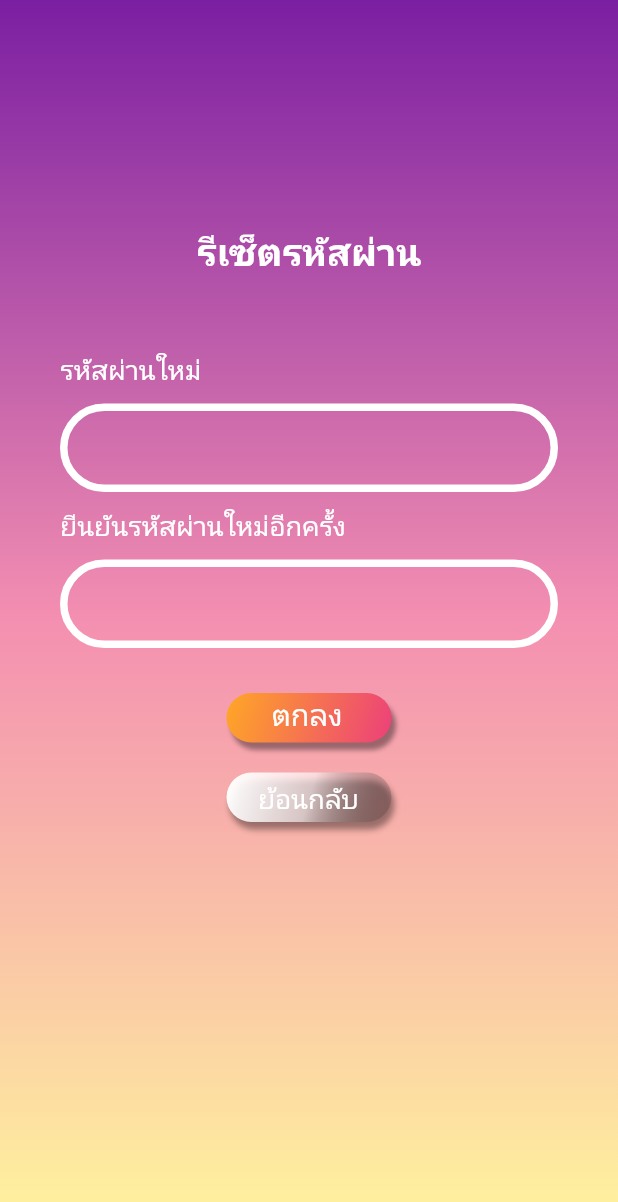
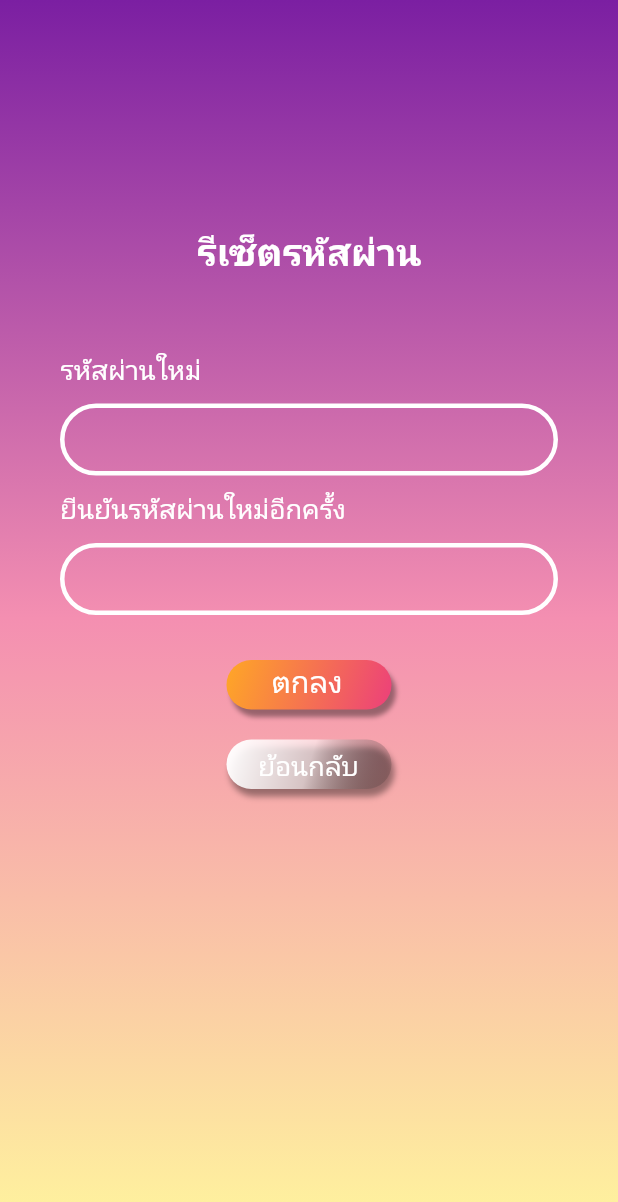
Before and after one commit to piyawatbol/cartraking, a Flutter app: the ForgetEmail screen opened directly, after a tap on "ตกลง", on a phone screen of 412 x 824 dp. Shown: the top 1202 px of the screen. Run offline on Flutter 3.47's test engine with Material 2 defaults, Android fonts, the phone set to English and light mode, and no system bars; our stand-ins replace fluttertoast, google_fonts.

```diff
--- a/lib/main.dart
+++ b/lib/main.dart
@@ -4,7 +4,6 @@ import 'package:flutter/material.dart';
 void main() {
   runApp(const MyApp());
 }
-
 class MyApp extends StatelessWidget {
   const MyApp({Key? key}) : super(key: key);
 
--- a/lib/screen/forget_screen/forget_email.dart
+++ b/lib/screen/forget_screen/forget_email.dart
@@ -12,6 +12,45 @@ class ForgetEmail extends StatefulWidget {
 }
 
 class _ForgetEmailState extends State<ForgetEmail> {
+  final inputstyle = InputDecoration(
+    contentPadding: EdgeInsets.symmetric(horizontal: 35),
+    fillColor: Colors.white,
+    focusedBorder: OutlineInputBorder(
+      borderRadius: BorderRadius.circular(40),
+      borderSide: BorderSide(
+        width: 3,
+        color: Colors.white,
+      ),
+    ),
+    disabledBorder: OutlineInputBorder(
+      borderRadius: BorderRadius.circular(40),
+      borderSide: BorderSide(
+        color: Colors.white,
+        width: 3,
+      ),
+    ),
+    enabledBorder: OutlineInputBorder(
+      borderRadius: BorderRadius.circular(40),
+      borderSide: BorderSide(
+        color: Colors.white,
+        width: 3,
+      ),
+    ),
+    errorBorder: OutlineInputBorder(
+      borderRadius: BorderRadius.circular(40),
+      borderSide: BorderSide(
+        color: Colors.red,
+        width: 3,
+      ),
+    ),
+    focusedErrorBorder: OutlineInputBorder(
+      borderRadius: BorderRadius.circular(40),
+      borderSide: BorderSide(
+        width: 3,
+        color: Colors.red,
+      ),
+    ),
+  );
   @override
   Widget build(BuildContext context) {
     return Scaffold(
@@ -60,24 +99,7 @@ class _ForgetEmailState extends State<ForgetEmail> {
                                   TextStyle(color: Colors.white, fontSize: 18)),
                         ),
                       ),
-                      TextFormField(
-                          decoration: InputDecoration(
-                        fillColor: Colors.white,
-                        focusedBorder: OutlineInputBorder(
-                          borderRadius: BorderRadius.circular(40),
-                          borderSide: BorderSide(
-                            width: 5,
-                            color: Colors.white,
-                          ),
-                        ),
-                        enabledBorder: OutlineInputBorder(
-                          borderRadius: BorderRadius.circular(40),
-                          borderSide: BorderSide(
-                            color: Colors.white,
-                            width: 5,
-                          ),
-                        ),
-                      )),
+                      TextFormField(decoration: inputstyle),
                       Padding(
                         padding: const EdgeInsets.symmetric(vertical: 10),
                         child: Text(
@@ -87,24 +109,7 @@ class _ForgetEmailState extends State<ForgetEmail> {
                                   TextStyle(color: Colors.white, fontSize: 18)),
                         ),
                       ),
-                      TextFormField(
-                          decoration: InputDecoration(
-                        fillColor: Colors.white,
-                        focusedBorder: OutlineInputBorder(
-                          borderRadius: BorderRadius.circular(40),
-                          borderSide: BorderSide(
-                            width: 5,
-                            color: Colors.white,
-                          ),
-                        ),
-                        enabledBorder: OutlineInputBorder(
-                          borderRadius: BorderRadius.circular(40),
-                          borderSide: BorderSide(
-                            color: Colors.white,
-                            width: 5,
-                          ),
-                        ),
-                      )),
+                      TextFormField(decoration: inputstyle),
                     ],
                   )),
                 ),
--- a/lib/screen/forget_screen/reset_pass.dart
+++ b/lib/screen/forget_screen/reset_pass.dart
@@ -14,6 +14,45 @@ class ResetPass extends StatefulWidget {
 }
 
 class _ResetPassState extends State<ResetPass> {
+  final inputstyle = InputDecoration(
+    contentPadding: EdgeInsets.symmetric(horizontal: 35),
+    fillColor: Colors.white,
+    focusedBorder: OutlineInputBorder(
+      borderRadius: BorderRadius.circular(40),
+      borderSide: BorderSide(
+        width: 3,
+        color: Colors.white,
+      ),
+    ),
+    disabledBorder: OutlineInputBorder(
+      borderRadius: BorderRadius.circular(40),
+      borderSide: BorderSide(
+        color: Colors.white,
+        width: 3,
+      ),
+    ),
+    enabledBorder: OutlineInputBorder(
+      borderRadius: BorderRadius.circular(40),
+      borderSide: BorderSide(
+        color: Colors.white,
+        width: 3,
+      ),
+    ),
+    errorBorder: OutlineInputBorder(
+      borderRadius: BorderRadius.circular(40),
+      borderSide: BorderSide(
+        color: Colors.red,
+        width: 3,
+      ),
+    ),
+    focusedErrorBorder: OutlineInputBorder(
+      borderRadius: BorderRadius.circular(40),
+      borderSide: BorderSide(
+        width: 3,
+        color: Colors.red,
+      ),
+    ),
+  );
   @override
   Widget build(BuildContext context) {
     return Scaffold(
@@ -62,24 +101,7 @@ class _ResetPassState extends State<ResetPass> {
                                   TextStyle(color: Colors.white, fontSize: 18)),
                         ),
                       ),
-                      TextFormField(
-                          decoration: InputDecoration(
-                        fillColor: Colors.white,
-                        focusedBorder: OutlineInputBorder(
-                          borderRadius: BorderRadius.circular(40),
-                          borderSide: BorderSide(
-                            width: 5,
-                            color: Colors.white,
-                          ),
-                        ),
-                        enabledBorder: OutlineInputBorder(
-                          borderRadius: BorderRadius.circular(40),
-                          borderSide: BorderSide(
-                            color: Colors.white,
-                            width: 5,
-                          ),
-                        ),
-                      )),
+                      TextFormField(decoration: inputstyle),
                       Padding(
                         padding: const EdgeInsets.symmetric(vertical: 10),
                         child: Text(
@@ -89,24 +111,7 @@ class _ResetPassState extends State<ResetPass> {
                                   TextStyle(color: Colors.white, fontSize: 18)),
                         ),
                       ),
-                      TextFormField(
-                          decoration: InputDecoration(
-                        fillColor: Colors.white,
-                        focusedBorder: OutlineInputBorder(
-                          borderRadius: BorderRadius.circular(40),
-                          borderSide: BorderSide(
-                            width: 5,
-                            color: Colors.white,
-                          ),
-                        ),
-                        enabledBorder: OutlineInputBorder(
-                          borderRadius: BorderRadius.circular(40),
-                          borderSide: BorderSide(
-                            color: Colors.white,
-                            width: 5,
-                          ),
-                        ),
-                      )),
+                      TextFormField(decoration: inputstyle),
                     ],
                   )),
                 ),
```
Also changed, not shown: lib/screen/forget_screen/forget_phone.dart (+41 -36 lines), lib/screen/login_screen/login_screen.dart (+53 -34 lines), lib/screen/login_screen/register_screen.dart (+74 -93 lines), lib/screen/login_screen/start_screen.dart (+8 -7 lines), 1 other file.
